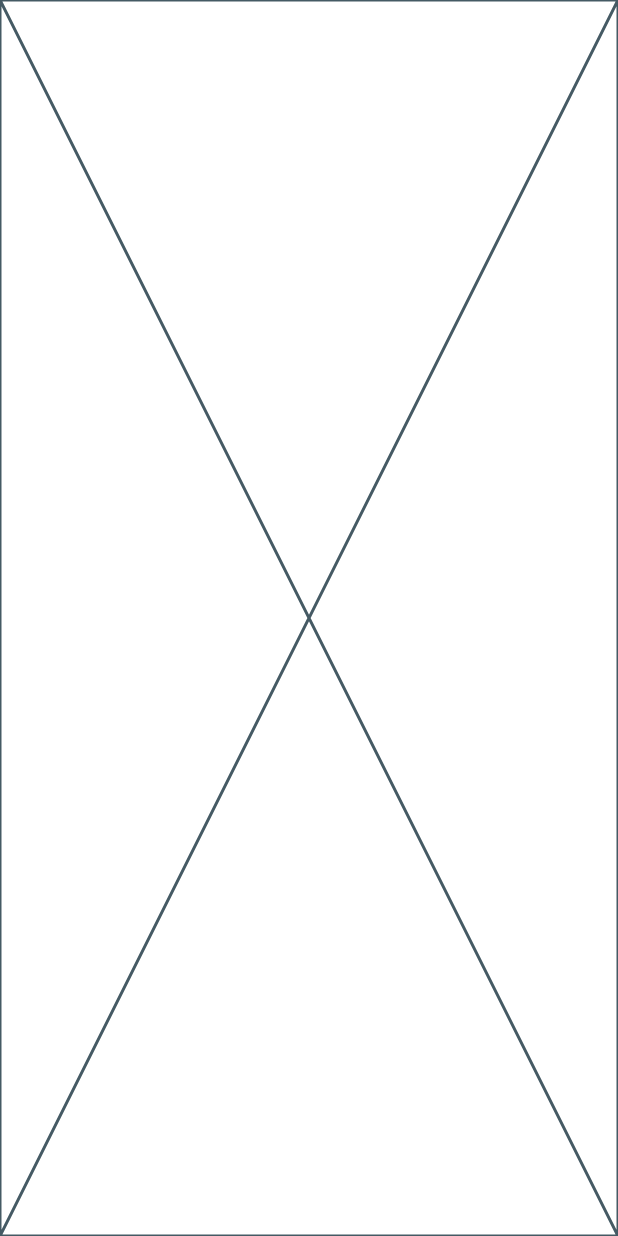
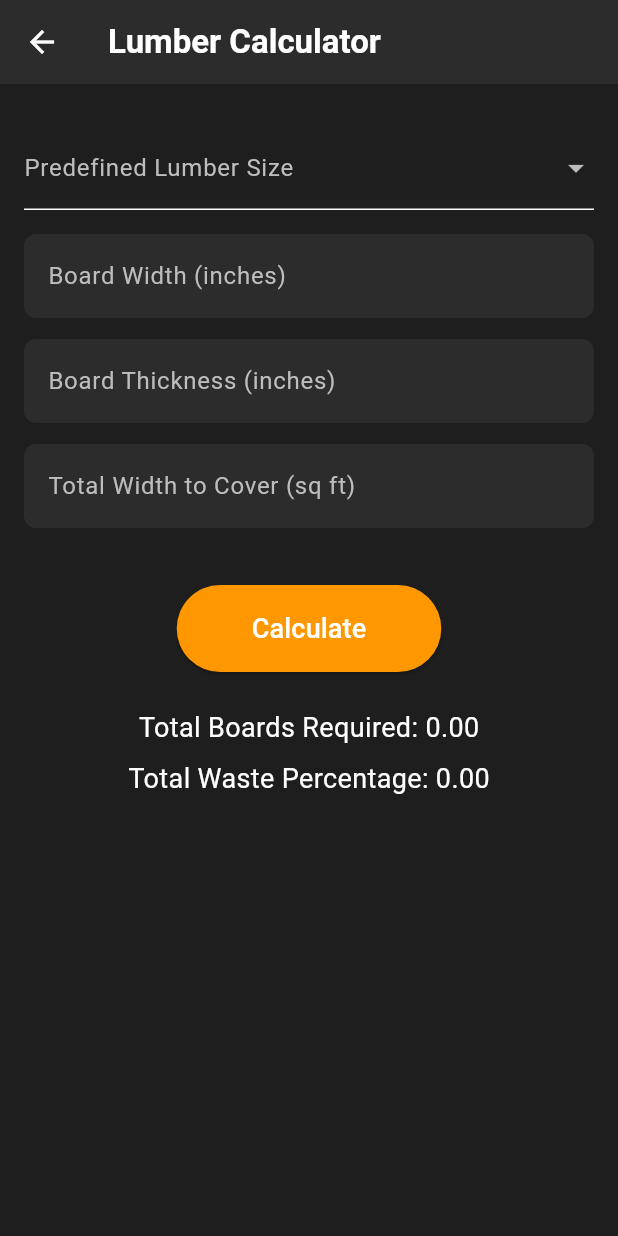
Before and after one commit to savannahharvey/construction_calculator, a Flutter app: the screen it shows after launch, after a tap on "Lumber Calculator", on a phone screen of 412 x 824 dp. Run offline on Flutter 3.47's test engine with Material 3 defaults, Android fonts, the phone set to English and light mode, and no system bars.

Commit message:
created and added lumber page

```diff
--- a/lib/screens/home_screen.dart
+++ b/lib/screens/home_screen.dart
@@ -2,6 +2,7 @@ import 'package:flutter/material.dart';
 import 'package:construction_calculator/theme/app_colors.dart'; // color theme
 import 'package:construction_calculator/screens/concrete_calculator_screen.dart';
 import 'package:construction_calculator/screens/framing_calculator_screen.dart';
+import 'package:construction_calculator/screens/lumber_calculator_screen.dart';
 
 
 class HomeScreen extends StatelessWidget {
@@ -12,8 +13,8 @@ class HomeScreen extends StatelessWidget {
     final Map<String, Widget> routeMap = {
       'Concrete Calculator': const ConcreteCalculatorScreen(),
       'Wall Framing': const FramingCalculatorScreen(),
+      'Lumber Calculator': const LumberCalculatorScreen(),
       // Add more pages here as needed
-      'Lumber Calculator': Placeholder(), // temp placeholders
       'Paint Estimator': Placeholder(),
       'Roofing Estimator': Placeholder(),
       'Tile / Flooring': Placeholder(),
--- /dev/null
+++ b/lib/screens/lumber_calculator_screen.dart
@@ -0,0 +1,149 @@
+import 'package:flutter/material.dart';
+import 'package:construction_calculator/theme/app_colors.dart';
+
+class LumberCalculatorScreen extends StatefulWidget {
+  const LumberCalculatorScreen({super.key});
+
+  @override
+  State<LumberCalculatorScreen> createState() => _LumberCalculatorScreenState();
+}
+
+class _LumberCalculatorScreenState extends State<LumberCalculatorScreen> {
+  final TextEditingController _boardWidthController = TextEditingController();
+  final TextEditingController _boardThicknessController = TextEditingController();
+  final TextEditingController _areaToCoverWidthController = TextEditingController();
+
+  String? _selectedLumberSize;
+  int totalNumberOfBoards = 0;
+  double totalWaste = 0.0;
+
+  final List<String> predefinedSizes = ['2x4', '2x6', '2x8', '2x10', '2x12'];
+
+  void _applyPredefinedSize(String? size) {
+    switch (size) {
+      case '2x4':
+        _boardWidthController.text = '3.5';
+        _boardThicknessController.text = '1.5';
+        break;
+      case '2x6':
+        _boardWidthController.text = '5.5';
+        _boardThicknessController.text = '1.5';
+        break;
+      case '2x8':
+        _boardWidthController.text = '7.25';
+        _boardThicknessController.text = '1.5';
+        break;
+      case '2x10':
+        _boardWidthController.text = '9.25';
+        _boardThicknessController.text = '1.5';
+        break;
+      case '2x12':
+        _boardWidthController.text = '11.25';
+        _boardThicknessController.text = '1.5';
+        break;
+    }
+  }
+
+  void _calculate() {
+    final double width = double.tryParse(_boardWidthController.text) ?? 0.0;
+    final double areaToCoverWidth = double.tryParse(_areaToCoverWidthController.text) ?? 0.0;
+
+    final totalNumBoards = (areaToCoverWidth / width).ceil();
+    final wastePercentage = (areaToCoverWidth / (width)).ceil() - (areaToCoverWidth / (width));
+
+    setState(() {
+      totalNumberOfBoards = totalNumBoards;
+      totalWaste = wastePercentage;
+    });
+  }
+
+  @override
+  Widget build(BuildContext context) {
+    return Scaffold(
+      backgroundColor: AppColors.scaffoldBackground,
+      appBar: AppBar(
+        backgroundColor: AppColors.surface,
+        title: const Text(
+          'Lumber Calculator',
+          style: TextStyle(
+            color: AppColors.textPrimary,
+            fontWeight: FontWeight.bold,
+          ),
+        ),
+        leading: BackButton(color: AppColors.textPrimary),
+      ),
+      body: SingleChildScrollView(
+        padding: const EdgeInsets.all(16),
+        child: Column(
+          children: [
+            const SizedBox(height: 12),
+            DropdownButtonFormField<String>(
+              dropdownColor: AppColors.surface,
+              decoration: const InputDecoration(
+                labelText: 'Predefined Lumber Size',
+                labelStyle: TextStyle(color: AppColors.textSecondary),
+              ),
+              value: _selectedLumberSize,
+              items: predefinedSizes
+                  .map((size) => DropdownMenuItem(
+                        value: size,
+                        child: Text(size, style: const TextStyle(color: AppColors.textPrimary)),
+                      ))
+                  .toList(),
+              onChanged: (val) {
+                setState(() {
+                  _selectedLumberSize = val;
+                  _applyPredefinedSize(val);
+                });
+              },
+            ),
+            const SizedBox(height: 16),
+            _buildTextField(_boardWidthController, 'Board Width (inches)'),
+            _buildTextField(_boardThicknessController, 'Board Thickness (inches)'),
+            _buildTextField(_areaToCoverWidthController, 'Total Width to Cover (sq ft)'),
+            const SizedBox(height: 24),
+            ElevatedButton(
+              onPressed: _calculate,
+              style: ElevatedButton.styleFrom(
+                backgroundColor: AppColors.buttonBackground,
+                padding: const EdgeInsets.symmetric(vertical: 16, horizontal: 50),
+              ),
+              child: const Text('Calculate', style: TextStyle(fontSize: 18, color: AppColors.buttonText)),
+            ),
+            const SizedBox(height: 24),
+            Text(
+              'Total Boards Required: ${totalNumberOfBoards.toStringAsFixed(2)}',
+              style: const TextStyle(color: AppColors.textPrimary, fontSize: 18),
+            ),
+            const SizedBox(height: 8),
+            Text(
+              'Total Waste Percentage: ${totalWaste.toStringAsFixed(2)}',
+              style: const TextStyle(color: AppColors.textPrimary, fontSize: 18),
+            ),
+          ],
+        ),
+      ),
+    );
+  }
+
+  Widget _buildTextField(TextEditingController controller, String label) {
+    return Padding(
+      padding: const EdgeInsets.only(bottom: 14.0),
+      child: TextField(
+        controller: controller,
+        keyboardType: TextInputType.numberWithOptions(decimal: true),
+        style: const TextStyle(color: AppColors.textPrimary),
+        decoration: InputDecoration(
+          labelText: label,
+          labelStyle: const TextStyle(color: AppColors.textSecondary),
+          filled: true,
+          fillColor: AppColors.surface,
+          border: OutlineInputBorder(
+            borderRadius: BorderRadius.circular(8),
+            borderSide: BorderSide.none,
+          ),
+        ),
+      ),
+    );
+  }
+}
```
